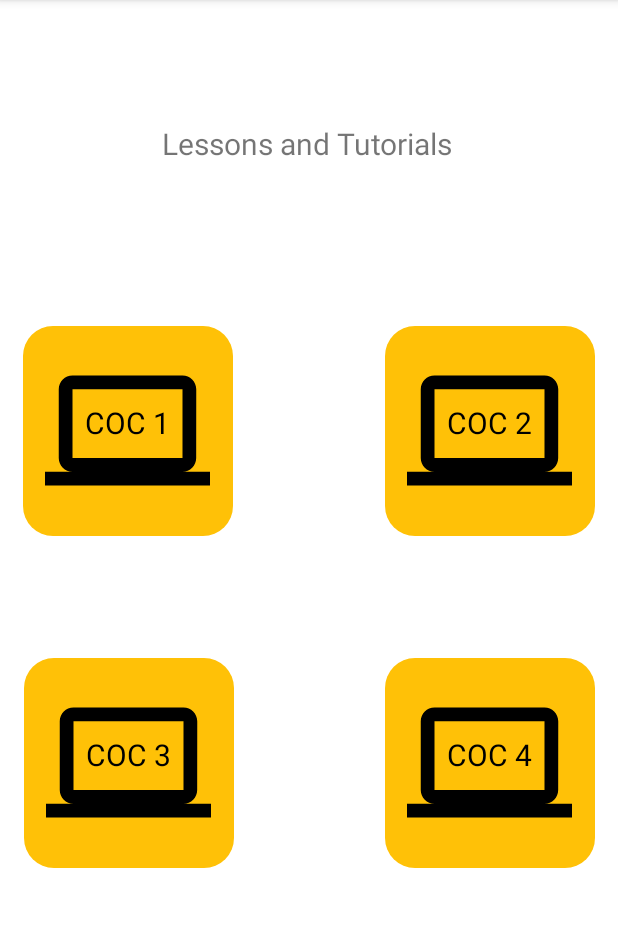
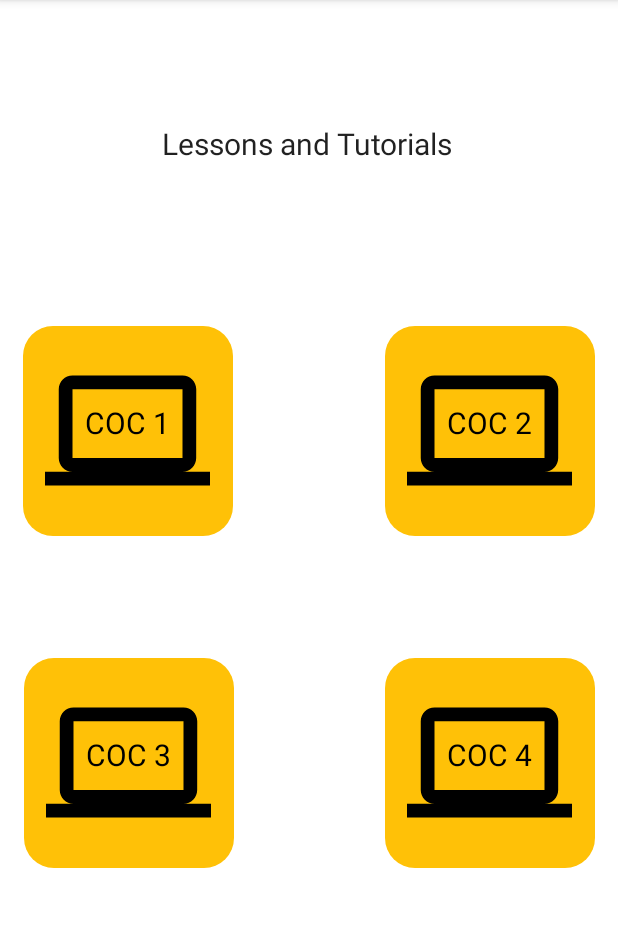
Before and after one commit to Vanny-Dev/ICT-CSS-Academy, an Android app: the screen it shows after launch (MainActivity), on a phone screen of 412 x 824 dp, the part 84-1011 px from its top. Run offline under Robolectric (Android 15) with nearby library versions, the phone set to English and light mode, and no system bars.

Commit message:
04-22-23 10:15

```diff
--- a/app/src/main/java/com/ict/cssmobileapplication/MainActivity.java
+++ b/app/src/main/java/com/ict/cssmobileapplication/MainActivity.java
@@ -57,24 +57,5 @@ public class MainActivity extends AppCompatActivity {
             }
         });
 
-        //VIDEO BG
-        /*VideoView videoView = findViewById(R.id.videoView);
-        videoView.setVideoPath("android.resource://" + getPackageName() + "/" + R.raw.bg);
-
-        videoView.setOnCompletionListener(new MediaPlayer.OnCompletionListener() {
-            @Override
-            public void onCompletion(MediaPlayer mp) {
-                videoView.start();
-            }
-        });
-        videoView.start();
-
-        //OPTIONAL
-        Uri uri = Uri.parse(videoPath);
-        videoView.setVideoURI(uri);
-
-        MediaController mediaController = new MediaController(this);
-        videoView.setMediaController(mediaController);
-        mediaController.setAnchorView(videoView);*/
     }
 }
--- a/app/src/main/res/layout-land/activity_main.xml
+++ b/app/src/main/res/layout-land/activity_main.xml
@@ -9,6 +9,7 @@
 
 
     <TextView
+        style="?android:attr/textAppearanceLarge"
         android:layout_width="wrap_content"
         android:layout_height="wrap_content"
         android:text="Lessons and Tutorials"
@@ -30,7 +31,7 @@
         android:background="@drawable/radius"
         app:layout_constraintBottom_toBottomOf="parent"
         app:layout_constraintEnd_toEndOf="parent"
-        app:layout_constraintHorizontal_bias="0.0"
+        app:layout_constraintHorizontal_bias="0.054"
         app:layout_constraintStart_toStartOf="parent"
         app:layout_constraintTop_toTopOf="parent"
         app:layout_constraintVertical_bias="0.498">
@@ -62,7 +63,7 @@
         android:background="@drawable/radius"
         app:layout_constraintBottom_toBottomOf="parent"
         app:layout_constraintEnd_toEndOf="parent"
-        app:layout_constraintHorizontal_bias="0.335"
+        app:layout_constraintHorizontal_bias="0.355"
         app:layout_constraintStart_toStartOf="parent"
         app:layout_constraintTop_toTopOf="parent"
         app:layout_constraintVertical_bias="0.498">
@@ -88,12 +89,12 @@
 
     <FrameLayout
         android:id="@+id/coc3"
-        android:layout_width="140dp"
-        android:layout_height="140dp"
+        android:layout_width="136dp"
+        android:layout_height="135dp"
         android:background="@drawable/radius"
         app:layout_constraintBottom_toBottomOf="parent"
         app:layout_constraintEnd_toEndOf="parent"
-        app:layout_constraintHorizontal_bias="0.663"
+        app:layout_constraintHorizontal_bias="0.658"
         app:layout_constraintStart_toStartOf="parent"
         app:layout_constraintTop_toTopOf="parent"
         app:layout_constraintVertical_bias="0.498">
@@ -124,7 +125,7 @@
         android:background="@drawable/radius"
         app:layout_constraintBottom_toBottomOf="parent"
         app:layout_constraintEnd_toEndOf="parent"
-        app:layout_constraintHorizontal_bias="1.0"
+        app:layout_constraintHorizontal_bias="0.945"
         app:layout_constraintStart_toStartOf="parent"
         app:layout_constraintTop_toTopOf="parent"
         app:layout_constraintVertical_bias="0.498">
--- a/app/src/main/res/layout/activity_main.xml
+++ b/app/src/main/res/layout/activity_main.xml
@@ -17,6 +17,7 @@
         app:layout_constraintVertical_bias="0.002" /-->
 
     <TextView
+        style="?android:attr/textAppearanceLarge"
         android:id="@+id/textView2"
         android:layout_width="wrap_content"
         android:layout_height="wrap_content"
```
Also changed, not shown: app/src/main/assets/res.json (added, +36 -0 lines), app/src/main/java/com/ict/cssmobileapplication/MyLists.java (+37 -0 lines), app/src/main/java/com/ict/cssmobileapplication/cocOneActivity.java (+15 -3 lines).
